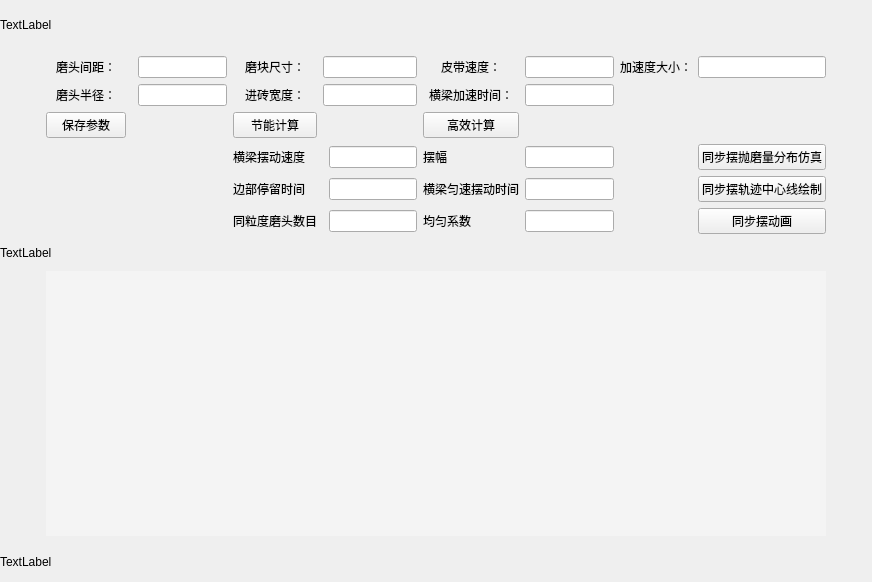
Before: the Qt Designer form Equal_Calc.ui in wuheideyun/PolishingParameterNew, drawn with Qt 5.
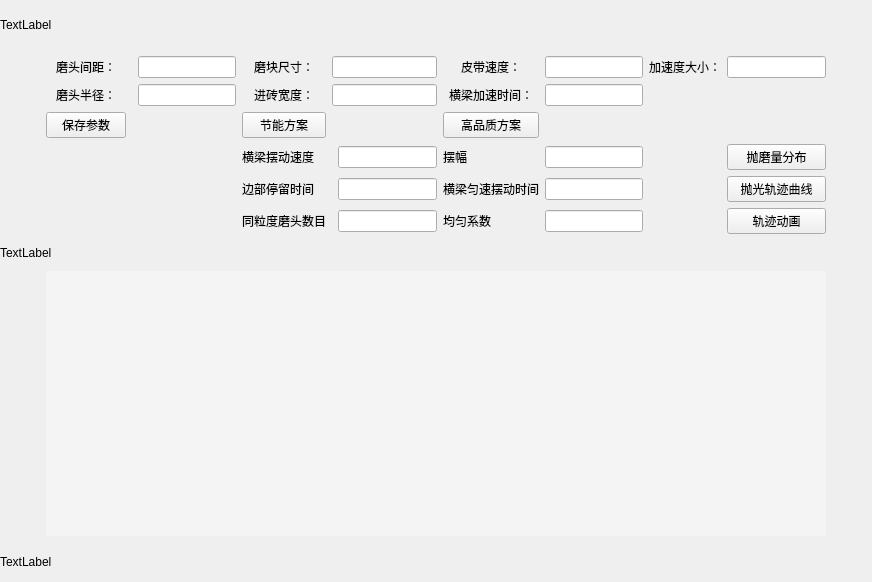
After: the same form once the commit is applied.

```diff
--- a/Equal_Calc.ui
+++ b/Equal_Calc.ui
@@ -92,7 +92,7 @@
     <item row="3" column="4">
      <widget class="QPushButton" name="button_energy_calculate">
       <property name="text">
-       <string>节能计算</string>
+       <string>节能方案</string>
       </property>
      </widget>
     </item>
@@ -102,7 +102,7 @@
     <item row="3" column="7">
      <widget class="QPushButton" name="button_efficient_calculate">
       <property name="text">
-       <string>高效计算</string>
+       <string>高品质方案</string>
       </property>
      </widget>
     </item>
@@ -169,7 +169,7 @@
     <item row="4" column="10">
      <widget class="QPushButton" name="button_simulation_equal">
       <property name="text">
-       <string>同步摆抛磨量分布仿真</string>
+       <string>抛磨量分布</string>
       </property>
      </widget>
     </item>
@@ -209,7 +209,7 @@
     <item row="5" column="10">
      <widget class="QPushButton" name="button_middle_line_equal">
       <property name="text">
-       <string>同步摆轨迹中心线绘制</string>
+       <string>抛光轨迹曲线</string>
       </property>
      </widget>
     </item>
@@ -230,7 +230,7 @@
     <item row="6" column="10">
      <widget class="QPushButton" name="button_animation_equal">
       <property name="text">
-       <string>同步摆动画</string>
+       <string>轨迹动画</string>
       </property>
      </widget>
     </item>
```
